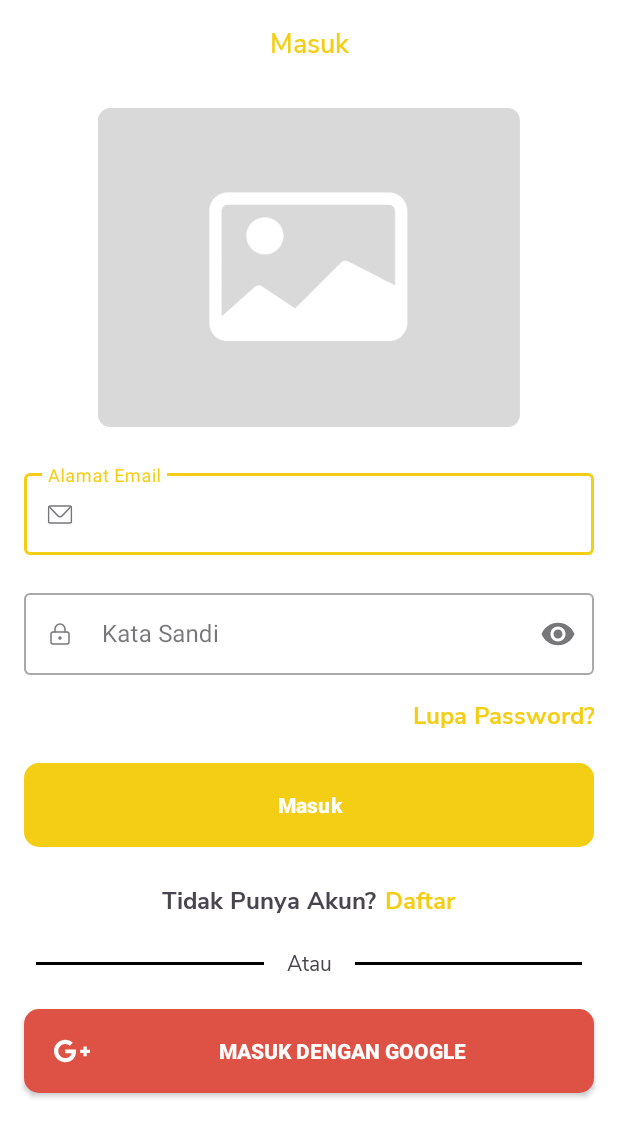
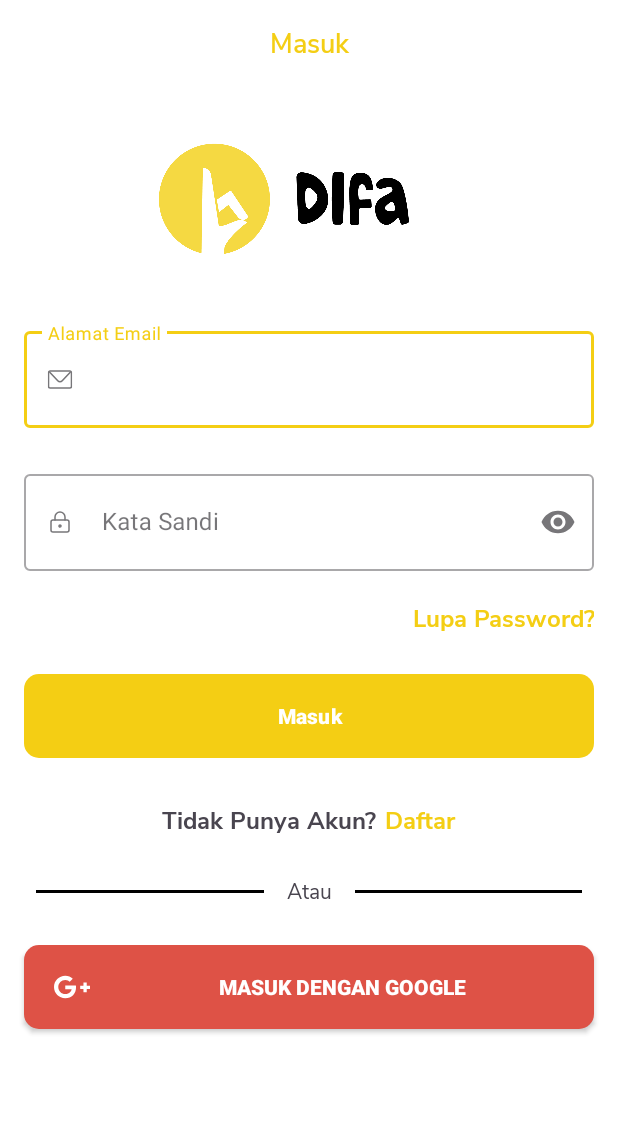
Before and after one commit to DifaApp/MD-Difa-App, an Android app: the LoginActivity screen opened directly, with no data from a screen before it, on a phone screen of 412 x 824 dp. Shown: the top 1137 px of the screen. Run offline under Robolectric (Android 15) with nearby library versions, the phone set to English and light mode, and no system bars.

Commit message:
Minor: Change Image in Login, change direction in login, fix manifest, add logo for logo

```diff
--- a/app/src/main/AndroidManifest.xml
+++ b/app/src/main/AndroidManifest.xml
@@ -25,7 +25,7 @@
             android:exported="false" />
         <activity
             android:name=".ui.MainActivity"
-            android:exported="false"/>
+            android:exported="true"/>
         <activity
             android:name=".ui.splashscreen.SplashScreen"
             android:exported="true" >
@@ -35,11 +35,6 @@
                 <category android:name="android.intent.category.LAUNCHER" />
             </intent-filter>
         </activity>
-        <activity
-            android:name=".ui.MainActivity"
-            android:exported="true">
-
-        </activity>
     </application>
 
 </manifest>
--- a/app/src/main/res/layout/activity_login.xml
+++ b/app/src/main/res/layout/activity_login.xml
@@ -34,14 +34,14 @@
         android:layout_width="wrap_content"
         android:layout_height="wrap_content"
         android:orientation="horizontal"
-        app:layout_constraintGuide_begin="72dp" />
+        app:layout_constraintGuide_begin="85dp" />
 
     <androidx.constraintlayout.widget.Guideline
         android:id="@+id/guideline2"
         android:layout_width="wrap_content"
         android:layout_height="wrap_content"
         android:orientation="horizontal"
-        app:layout_constraintGuide_begin="285dp" />
+        app:layout_constraintGuide_begin="180dp" />
 
     <ImageView
         android:id="@+id/iv_image_login"
@@ -52,15 +52,15 @@
         app:layout_constraintEnd_toEndOf="parent"
         app:layout_constraintTop_toBottomOf="@id/guideline"
         app:layout_constraintBottom_toTopOf="@id/guideline2"
-        android:src="@drawable/dummy_image"/>
+        android:src="@drawable/ic_difa_login"/>
 
     <com.google.android.material.textfield.TextInputLayout
         android:id="@+id/emailEditTextLayout"
         style="@style/Widget.MaterialComponents.TextInputLayout.OutlinedBox"
         android:layout_width="0dp"
-        android:layout_height="60dp"
+        android:layout_height="70dp"
         android:layout_marginHorizontal="16dp"
-        android:layout_marginTop="25dp"
+        android:layout_marginTop="35dp"
         app:layout_constraintEnd_toEndOf="parent"
         app:layout_constraintStart_toStartOf="parent"
         app:layout_constraintTop_toBottomOf="@+id/guideline2"
@@ -80,9 +80,9 @@
         android:id="@+id/passwordEditTextLayout"
         style="@style/Widget.MaterialComponents.TextInputLayout.OutlinedBox"
         android:layout_width="0dp"
-        android:layout_height="60dp"
+        android:layout_height="70dp"
         android:layout_marginHorizontal="16dp"
-        android:layout_marginTop="20dp"
+        android:layout_marginTop="25dp"
         app:endIconMode="password_toggle"
         app:layout_constraintEnd_toEndOf="parent"
         app:layout_constraintStart_toStartOf="parent"
@@ -106,7 +106,7 @@
         android:text="@string/text_lupa_pass"
         style="@style/Text.Body.Medium"
         android:layout_marginHorizontal="16dp"
-        android:layout_marginTop="15dp"
+        android:layout_marginTop="20dp"
         android:textAlignment="textEnd"
         android:textColor="@color/yellow_500"
         app:layout_constraintStart_toStartOf="parent"
@@ -118,7 +118,7 @@
         android:layout_width="0dp"
         android:layout_height="56dp"
         android:layout_marginHorizontal="16dp"
-        android:layout_marginTop="20dp"
+        android:layout_marginTop="25dp"
         android:background="@drawable/bg_button_yellow"
         android:text="@string/text_masuk"
         android:textColor="@color/white"
@@ -135,7 +135,7 @@
         android:orientation="horizontal"
         android:layout_marginHorizontal="24dp"
         android:gravity="center_horizontal"
-        android:layout_marginTop="24dp"
+        android:layout_marginTop="30dp"
         app:layout_constraintTop_toBottomOf="@id/btn_login"
         app:layout_constraintEnd_toEndOf="parent"
         app:layout_constraintStart_toStartOf="parent">
@@ -161,7 +161,7 @@
         android:id="@+id/tv_or"
         android:layout_width="wrap_content"
         android:layout_height="wrap_content"
-        android:layout_marginTop="20dp"
+        android:layout_marginTop="25dp"
         style="@style/Text.Body.Normal"
         app:layout_constraintTop_toBottomOf="@id/linear_bottom_btn"
         app:layout_constraintStart_toStartOf="@id/linear_bottom_btn"
@@ -193,7 +193,7 @@
     <androidx.appcompat.widget.AppCompatButton
         android:layout_width="0dp"
         android:layout_height="56dp"
-        android:layout_marginTop="20dp"
+        android:layout_marginTop="25dp"
         android:background="@drawable/bg_button_red"
         android:text="@string/text_masuk_dengan_google"
         android:layout_marginHorizontal="16dp"
```
Also changed, not shown: app/src/main/res/drawable/ic_difa_login.png (added).
